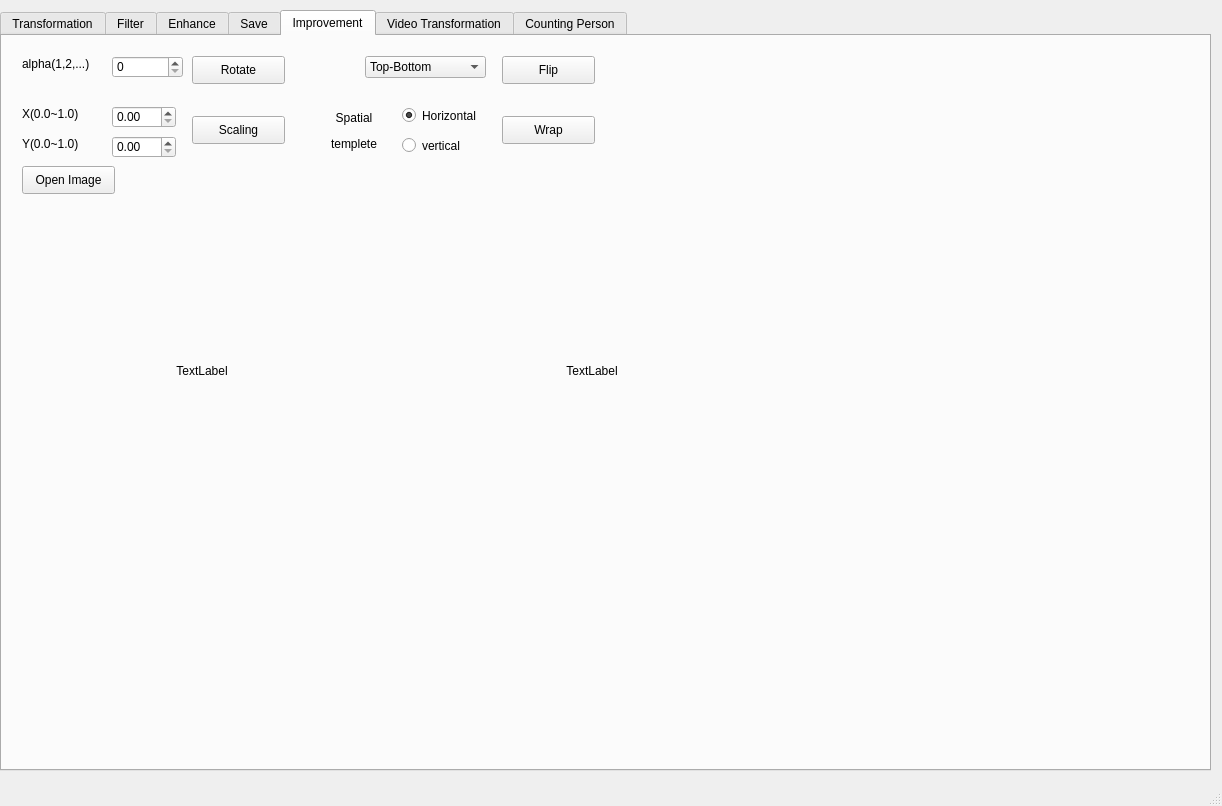
The window that image_processing_app.ui (soyoung125/MultimediaProcessingTool) describes before a commit, drawn with Qt 5.
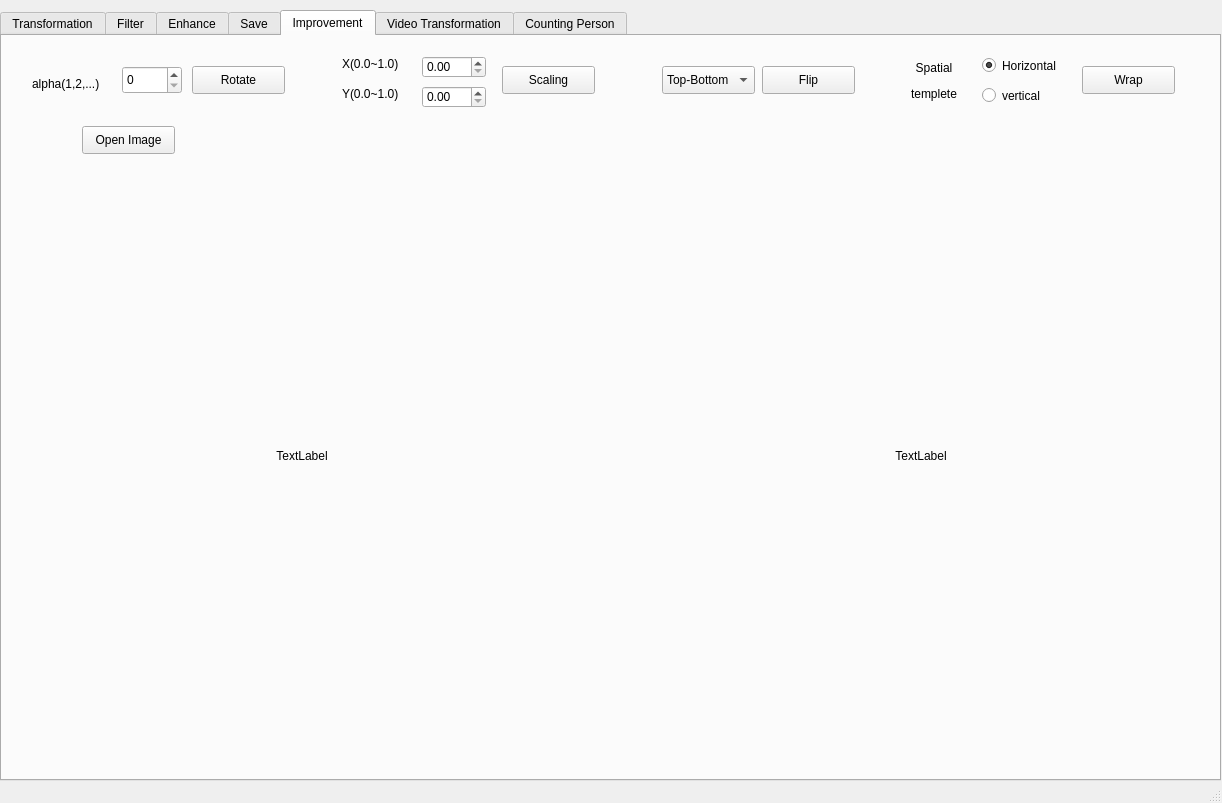
The same window after the commit. The open tabs and pages were chosen to show the change.

Commit message: 라벨 크기 수정

Patch:
```diff
--- a/image_processing_app.ui
+++ b/image_processing_app.ui
@@ -7,7 +7,7 @@
     <x>0</x>
     <y>0</y>
     <width>1222</width>
-    <height>806</height>
+    <height>803</height>
    </rect>
   </property>
   <property name="windowTitle">
@@ -19,8 +19,8 @@
      <rect>
       <x>0</x>
       <y>10</y>
-      <width>1211</width>
-      <height>761</height>
+      <width>1221</width>
+      <height>771</height>
      </rect>
     </property>
     <property name="currentIndex">
@@ -409,8 +409,8 @@
      <widget class="QLabel" name="lblImpAlpha">
       <property name="geometry">
        <rect>
-        <x>20</x>
-        <y>20</y>
+        <x>30</x>
+        <y>40</y>
         <width>91</width>
         <height>16</height>
        </rect>
@@ -422,10 +422,10 @@
      <widget class="QSpinBox" name="spImpAlpha">
       <property name="geometry">
        <rect>
-        <x>110</x>
-        <y>20</y>
-        <width>71</width>
-        <height>22</height>
+        <x>120</x>
+        <y>30</y>
+        <width>60</width>
+        <height>28</height>
        </rect>
       </property>
      </widget>
@@ -433,7 +433,7 @@
       <property name="geometry">
        <rect>
         <x>190</x>
-        <y>20</y>
+        <y>30</y>
         <width>93</width>
         <height>28</height>
        </rect>
@@ -445,8 +445,8 @@
      <widget class="QLabel" name="lblImpX">
       <property name="geometry">
        <rect>
-        <x>20</x>
-        <y>70</y>
+        <x>340</x>
+        <y>20</y>
         <width>81</width>
         <height>16</height>
        </rect>
@@ -458,8 +458,8 @@
      <widget class="QLabel" name="lblImpY">
       <property name="geometry">
        <rect>
-        <x>20</x>
-        <y>100</y>
+        <x>340</x>
+        <y>50</y>
         <width>81</width>
         <height>16</height>
        </rect>
@@ -471,8 +471,8 @@
      <widget class="QDoubleSpinBox" name="dsbImpX">
       <property name="geometry">
        <rect>
-        <x>110</x>
-        <y>70</y>
+        <x>420</x>
+        <y>20</y>
         <width>64</width>
         <height>22</height>
        </rect>
@@ -481,8 +481,8 @@
      <widget class="QDoubleSpinBox" name="dsbImpY">
       <property name="geometry">
        <rect>
-        <x>110</x>
-        <y>100</y>
+        <x>420</x>
+        <y>50</y>
         <width>64</width>
         <height>22</height>
        </rect>
@@ -491,8 +491,8 @@
      <widget class="QPushButton" name="bntShowScaling">
       <property name="geometry">
        <rect>
-        <x>190</x>
-        <y>80</y>
+        <x>500</x>
+        <y>30</y>
         <width>93</width>
         <height>28</height>
        </rect>
@@ -504,10 +504,10 @@
      <widget class="QComboBox" name="cbbImpFlip">
       <property name="geometry">
        <rect>
-        <x>363</x>
-        <y>20</y>
-        <width>121</width>
-        <height>22</height>
+        <x>660</x>
+        <y>30</y>
+        <width>93</width>
+        <height>28</height>
        </rect>
       </property>
       <item>
@@ -524,8 +524,8 @@
      <widget class="QPushButton" name="bntshowFlip">
       <property name="geometry">
        <rect>
-        <x>500</x>
-        <y>20</y>
+        <x>760</x>
+        <y>30</y>
         <width>93</width>
         <height>28</height>
        </rect>
@@ -537,8 +537,8 @@
      <widget class="QLabel" name="lblImpSt">
       <property name="geometry">
        <rect>
-        <x>320</x>
-        <y>70</y>
+        <x>900</x>
+        <y>20</y>
         <width>64</width>
         <height>51</height>
        </rect>
@@ -555,8 +555,8 @@
      <widget class="QRadioButton" name="rbImpHorizontal">
       <property name="geometry">
        <rect>
-        <x>400</x>
-        <y>70</y>
+        <x>980</x>
+        <y>20</y>
         <width>108</width>
         <height>19</height>
        </rect>
@@ -571,8 +571,8 @@
      <widget class="QRadioButton" name="rvImpVertical">
       <property name="geometry">
        <rect>
-        <x>400</x>
-        <y>100</y>
+        <x>980</x>
+        <y>50</y>
         <width>108</width>
         <height>19</height>
        </rect>
@@ -584,8 +584,8 @@
      <widget class="QPushButton" name="bntShowWrap">
       <property name="geometry">
        <rect>
-        <x>500</x>
-        <y>80</y>
+        <x>1080</x>
+        <y>30</y>
         <width>93</width>
         <height>28</height>
        </rect>
@@ -597,10 +597,10 @@
      <widget class="QLabel" name="lblImage1">
       <property name="geometry">
        <rect>
-        <x>40</x>
-        <y>180</y>
-        <width>320</width>
-        <height>310</height>
+        <x>30</x>
+        <y>140</y>
+        <width>540</width>
+        <height>560</height>
        </rect>
       </property>
       <property name="text">
@@ -613,10 +613,10 @@
      <widget class="QLabel" name="lblImage2">
       <property name="geometry">
        <rect>
-        <x>430</x>
-        <y>180</y>
-        <width>320</width>
-        <height>310</height>
+        <x>649</x>
+        <y>140</y>
+        <width>540</width>
+        <height>560</height>
        </rect>
       </property>
       <property name="text">
@@ -629,8 +629,8 @@
      <widget class="QPushButton" name="bntImpOpenImage">
       <property name="geometry">
        <rect>
-        <x>20</x>
-        <y>130</y>
+        <x>80</x>
+        <y>90</y>
         <width>93</width>
         <height>28</height>
        </rect>
```
Left out of the diff: 98 changed lines with no effect on the pictures.
